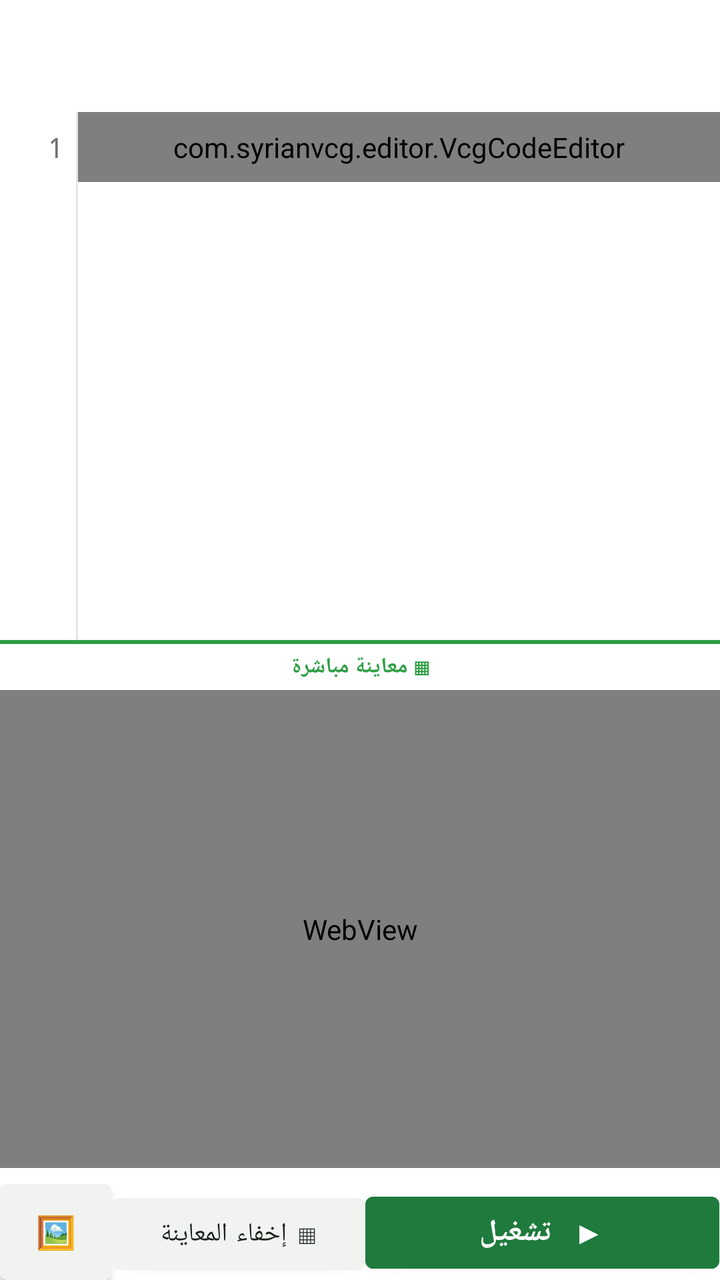
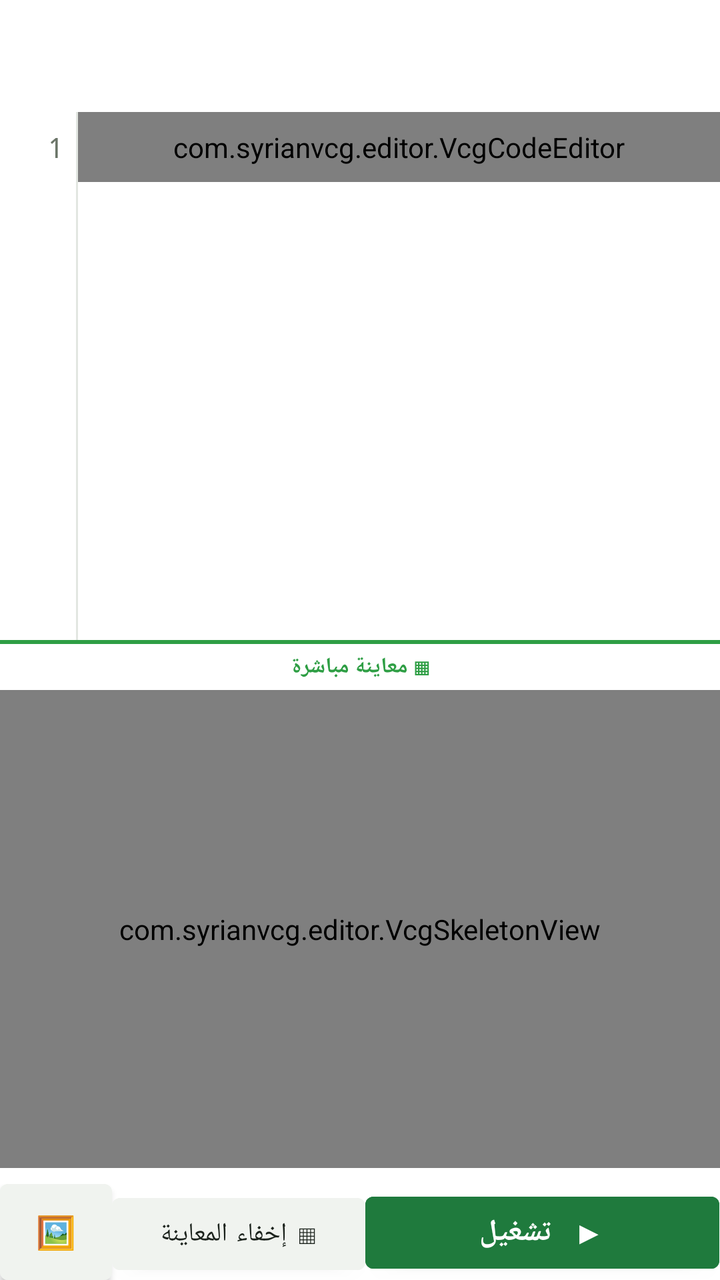

Two renders of the same Android screen: before a commit and after it. Below are the layout's source before the change and the commit's diff.
<!-- AndroidManifest.xml: application theme Theme.VCGEditor -->
<!-- res/layout/activity_editor.xml -->
<?xml version="1.0" encoding="utf-8"?>
<LinearLayout xmlns:android="http://schemas.android.com/apk/res/android"
    xmlns:app="http://schemas.android.com/apk/res-auto"
    android:layout_width="match_parent" android:layout_height="match_parent"
    android:orientation="vertical" android:background="@color/code_bg">

    
    <com.google.android.material.appbar.AppBarLayout
        android:layout_width="match_parent" android:layout_height="wrap_content">
        <androidx.appcompat.widget.Toolbar android:id="@+id/editor_toolbar"
            android:layout_width="match_parent" android:layout_height="?attr/actionBarSize"
            android:background="@color/surface_dark"
            app:titleTextColor="@color/accent_green"
            app:subtitleTextColor="@color/text_muted"/>
    </com.google.android.material.appbar.AppBarLayout>

    
    <LinearLayout android:layout_width="match_parent" android:layout_height="0dp"
        android:layout_weight="1" android:orientation="vertical">

        
        <LinearLayout android:id="@+id/editor_code_container"
            android:layout_width="match_parent" android:layout_height="0dp"
            android:layout_weight="1" android:orientation="horizontal">

            
            <ScrollView android:id="@+id/line_scroll"
                android:layout_width="38dp" android:layout_height="match_parent"
                android:background="@color/surface_dark"
                android:overScrollMode="never"
                android:scrollbars="none">
                <TextView android:id="@+id/line_numbers"
                    android:layout_width="match_parent" android:layout_height="wrap_content"
                    android:textColor="@color/text_muted" android:textSize="14sp"
                    android:fontFamily="monospace" android:gravity="end"
                    android:paddingTop="8dp" android:paddingEnd="6dp"
                    android:paddingStart="4dp" android:lineSpacingMultiplier="1.35"
                    android:text="1"/>
            </ScrollView>

            <View android:layout_width="1dp" android:layout_height="match_parent"
                android:background="@color/border_color"/>

            
            <ScrollView android:id="@+id/editor_scroll"
                android:layout_width="0dp" android:layout_height="match_parent"
                android:layout_weight="1"
                android:overScrollMode="never">
                <com.syrianvcg.editor.VcgCodeEditor android:id="@+id/code_editor"
                    android:layout_width="match_parent" android:layout_height="wrap_content"
                    android:padding="8dp"
                    android:paddingTop="8dp"
                    android:textSize="14sp"
                    android:gravity="top|start"
                    android:inputType="textMultiLine|textNoSuggestions"
                    android:imeOptions="flagNoEnterAction"
                    android:scrollbars="none"
                    android:background="@color/code_bg"/>
            </ScrollView>
        </LinearLayout>

        
        <LinearLayout android:id="@+id/preview_container"
            android:layout_width="match_parent" android:layout_height="0dp"
            android:layout_weight="1" android:orientation="vertical"
            android:visibility="visible">

            <View android:layout_width="match_parent" android:layout_height="2dp"
                android:background="@color/accent_green"/>

            <TextView
                android:layout_width="match_parent" android:layout_height="wrap_content"
                android:text="▦ معاينة مباشرة"
                android:textColor="@color/accent_green" android:textSize="11sp"
                android:textStyle="bold"
                android:background="@color/surface_dark"
                android:padding="4dp" android:gravity="center"/>

            <WebView android:id="@+id/preview_webview"
                android:layout_width="match_parent" android:layout_height="0dp"
                android:layout_weight="1"/>
        </LinearLayout>
    </LinearLayout>

    
    <HorizontalScrollView android:id="@+id/quick_keyboard_scroll"
        android:layout_width="match_parent" android:layout_height="wrap_content"
        android:background="@color/surface_dark"
        android:scrollbars="none"
        android:paddingTop="4dp" android:paddingBottom="4dp">
        <LinearLayout android:id="@+id/quick_keyboard"
            android:layout_width="wrap_content" android:layout_height="wrap_content"
            android:orientation="horizontal"
            android:paddingStart="8dp" android:paddingEnd="8dp"
            android:gravity="center_vertical"/>
    </HorizontalScrollView>

    
    <LinearLayout android:layout_width="match_parent" android:layout_height="wrap_content"
        android:orientation="horizontal">

        <com.google.android.material.button.MaterialButton
            android:id="@+id/btn_insert_asset"
            android:layout_width="56dp" android:layout_height="48dp"
            android:text="🖼"
            android:textSize="16sp"
            android:backgroundTint="@color/surface_dark_2"
            android:insetTop="0dp" android:insetBottom="0dp"
            style="@style/Widget.MaterialComponents.Button"/>

        <com.google.android.material.button.MaterialButton
            android:id="@+id/btn_toggle_preview"
            android:layout_width="0dp" android:layout_height="48dp"
            android:layout_weight="1"
            android:text="▦ إخفاء المعاينة"
            android:textSize="13sp" android:textAllCaps="false"
            android:backgroundTint="@color/surface_dark_2"
            android:textColor="@color/text_primary"
            style="@style/Widget.MaterialComponents.Button"/>

        <com.google.android.material.button.MaterialButton
            android:id="@+id/btn_run"
            android:layout_width="0dp" android:layout_height="48dp"
            android:layout_weight="1.4"
            android:text="▶  تشغيل"
            android:textSize="15sp" android:textStyle="bold" android:textAllCaps="false"
            android:backgroundTint="@color/olive_green"
            android:textColor="@android:color/white"
            style="@style/Widget.MaterialComponents.Button"/>
    </LinearLayout>
</LinearLayout>
<!-- resources referenced by this layout -->
<resources>
  <color name="accent_green">#2E9E44</color>
  <color name="border_color">#E2E6E1</color>
  <color name="code_bg">#FFFFFF</color>
  <color name="olive_green">#1F7A3D</color>
  <color name="surface_dark">#FFFFFF</color>
  <color name="surface_dark_2">#F0F3EF</color>
  <color name="text_muted">#6B7568</color>
  <color name="text_primary">#1B221C</color>
  <style name="Theme.VCGEditor" parent="Theme.VCGEditor.White" />
  <style name="Theme.VCGEditor.White" parent="Theme.VCGEditor.Base">
          <item name="isDarkTheme">false</item>
          <item name="colorBg">#FFFFFF</item>
          <item name="colorSurface2">#F0F3EF</item>
          <item name="colorCodeBg">#FFFFFF</item>
          <item name="colorBorder">#E2E6E1</item>
          <item name="colorAccentPrimary">#1F7A3D</item>
          <item name="colorAccentSecondary">#2E9E44</item>
          <item name="colorAccentLight">#E6F4E8</item>
          <item name="colorGold">#B4790C</item>
          <item name="colorTextPrimary">#1B221C</item>
          <item name="colorTextMuted">#6B7568</item>
          <item name="colorErrorText">#D6483C</item>
          <item name="colorInfoText">#2563EB</item>
          <item name="colorStatusBar">#FFFFFF</item>
          <item name="colorPrimary">#1F7A3D</item>
          <item name="colorPrimaryVariant">#FFFFFF</item>
          <item name="colorSecondary">#2E9E44</item>
          <item name="android:colorBackground">#FFFFFF</item>
          <item name="colorSurface">#FFFFFF</item>
          <item name="colorOnSurface">#1B221C</item>
          <item name="android:statusBarColor">#FFFFFF</item>
          <item name="android:navigationBarColor">#FFFFFF</item>
          <item name="android:windowLightStatusBar">true</item>
          <item name="android:windowLightNavigationBar" tools:targetApi="27">true</item>
          <item name="android:textColorPrimary">#1B221C</item>
          <item name="android:textColorSecondary">#6B7568</item>
      </style>
  <style name="Theme.VCGEditor.Base" parent="Theme.MaterialComponents.DayNight.NoActionBar">
          <item name="colorOnPrimary">@android:color/white</item>
          <item name="colorOnSecondary">@android:color/white</item>
          <item name="toolbarStyle">@style/VCGToolbar</item>
          <item name="android:windowLightNavigationBar" tools:targetApi="27">false</item>
      </style>
  <style name="VCGToolbar" parent="Widget.MaterialComponents.Toolbar">
          <item name="android:background">?attr/colorSurface</item>
          <item name="titleTextColor">?attr/colorTextPrimary</item>
          <item name="subtitleTextColor">?attr/colorTextMuted</item>
          <item name="android:elevation">2dp</item>
      </style>
</resources>

<!-- the commit's change to res/layout/activity_editor.xml (unified diff, before → after) -->
@@ -2,16 +2,16 @@
 <LinearLayout xmlns:android="http://schemas.android.com/apk/res/android"
     xmlns:app="http://schemas.android.com/apk/res-auto"
     android:layout_width="match_parent" android:layout_height="match_parent"
-    android:orientation="vertical" android:background="@color/code_bg">
+    android:orientation="vertical" android:background="?attr/colorCodeBg">
 
     
     <com.google.android.material.appbar.AppBarLayout
         android:layout_width="match_parent" android:layout_height="wrap_content">
         <androidx.appcompat.widget.Toolbar android:id="@+id/editor_toolbar"
             android:layout_width="match_parent" android:layout_height="?attr/actionBarSize"
-            android:background="@color/surface_dark"
-            app:titleTextColor="@color/accent_green"
-            app:subtitleTextColor="@color/text_muted"/>
+            android:background="?attr/colorSurface"
+            app:titleTextColor="?attr/colorAccentSecondary"
+            app:subtitleTextColor="?attr/colorTextMuted"/>
     </com.google.android.material.appbar.AppBarLayout>
 
     
@@ -26,12 +26,12 @@
             
             <ScrollView android:id="@+id/line_scroll"
                 android:layout_width="38dp" android:layout_height="match_parent"
-                android:background="@color/surface_dark"
+                android:background="?attr/colorSurface"
                 android:overScrollMode="never"
                 android:scrollbars="none">
                 <TextView android:id="@+id/line_numbers"
                     android:layout_width="match_parent" android:layout_height="wrap_content"
-                    android:textColor="@color/text_muted" android:textSize="14sp"
+                    android:textColor="?attr/colorTextMuted" android:textSize="14sp"
                     android:fontFamily="monospace" android:gravity="end"
                     android:paddingTop="8dp" android:paddingEnd="6dp"
                     android:paddingStart="4dp" android:lineSpacingMultiplier="1.35"
@@ -39,7 +39,7 @@
             </ScrollView>
 
             <View android:layout_width="1dp" android:layout_height="match_parent"
-                android:background="@color/border_color"/>
+                android:background="?attr/colorBorder"/>
 
             
             <ScrollView android:id="@+id/editor_scroll"
@@ -55,7 +55,7 @@
                     android:inputType="textMultiLine|textNoSuggestions"
                     android:imeOptions="flagNoEnterAction"
                     android:scrollbars="none"
-                    android:background="@color/code_bg"/>
+                    android:background="?attr/colorCodeBg"/>
             </ScrollView>
         </LinearLayout>
 
@@ -66,26 +66,34 @@
             android:visibility="visible">
 
             <View android:layout_width="match_parent" android:layout_height="2dp"
-                android:background="@color/accent_green"/>
+                android:background="?attr/colorAccentSecondary"/>
 
             <TextView
                 android:layout_width="match_parent" android:layout_height="wrap_content"
                 android:text="▦ معاينة مباشرة"
-                android:textColor="@color/accent_green" android:textSize="11sp"
+                android:textColor="?attr/colorAccentSecondary" android:textSize="11sp"
                 android:textStyle="bold"
-                android:background="@color/surface_dark"
+                android:background="?attr/colorSurface"
                 android:padding="4dp" android:gravity="center"/>
 
-            <WebView android:id="@+id/preview_webview"
+            <FrameLayout
                 android:layout_width="match_parent" android:layout_height="0dp"
-                android:layout_weight="1"/>
+                android:layout_weight="1">
+
+                <WebView android:id="@+id/preview_webview"
+                    android:layout_width="match_parent" android:layout_height="match_parent"/>
+
+                <com.syrianvcg.editor.VcgSkeletonView android:id="@+id/preview_skeleton"
+                    android:layout_width="match_parent" android:layout_height="match_parent"
+                    android:background="?attr/colorBg"/>
+            </FrameLayout>
         </LinearLayout>
     </LinearLayout>
 
     
     <HorizontalScrollView android:id="@+id/quick_keyboard_scroll"
         android:layout_width="match_parent" android:layout_height="wrap_content"
-        android:background="@color/surface_dark"
+        android:background="?attr/colorSurface"
         android:scrollbars="none"
         android:paddingTop="4dp" android:paddingBottom="4dp">
         <LinearLayout android:id="@+id/quick_keyboard"
@@ -104,7 +112,7 @@
             android:layout_width="56dp" android:layout_height="48dp"
             android:text="🖼"
             android:textSize="16sp"
-            android:backgroundTint="@color/surface_dark_2"
+            android:backgroundTint="?attr/colorSurface2"
             android:insetTop="0dp" android:insetBottom="0dp"
             style="@style/Widget.MaterialComponents.Button"/>
 
@@ -114,8 +122,8 @@
             android:layout_weight="1"
             android:text="▦ إخفاء المعاينة"
             android:textSize="13sp" android:textAllCaps="false"
-            android:backgroundTint="@color/surface_dark_2"
-            android:textColor="@color/text_primary"
+            android:backgroundTint="?attr/colorSurface2"
+            android:textColor="?attr/colorTextPrimary"
             style="@style/Widget.MaterialComponents.Button"/>
 
         <com.google.android.material.button.MaterialButton
@@ -124,7 +132,7 @@
             android:layout_weight="1.4"
             android:text="▶  تشغيل"
             android:textSize="15sp" android:textStyle="bold" android:textAllCaps="false"
-            android:backgroundTint="@color/olive_green"
+            android:backgroundTint="?attr/colorAccentPrimary"
             android:textColor="@android:color/white"
             style="@style/Widget.MaterialComponents.Button"/>
     </LinearLayout>
<!-- resource entries referenced after the edit -->
@@ -1,13 +1,5 @@
 <!-- resources referenced by this layout -->
 <resources>
-  <color name="accent_green">#2E9E44</color>
-  <color name="border_color">#E2E6E1</color>
-  <color name="code_bg">#FFFFFF</color>
-  <color name="olive_green">#1F7A3D</color>
-  <color name="surface_dark">#FFFFFF</color>
-  <color name="surface_dark_2">#F0F3EF</color>
-  <color name="text_muted">#6B7568</color>
-  <color name="text_primary">#1B221C</color>
   <style name="Theme.VCGEditor" parent="Theme.VCGEditor.White" />
   <style name="Theme.VCGEditor.White" parent="Theme.VCGEditor.Base">
           <item name="isDarkTheme">false</item>
